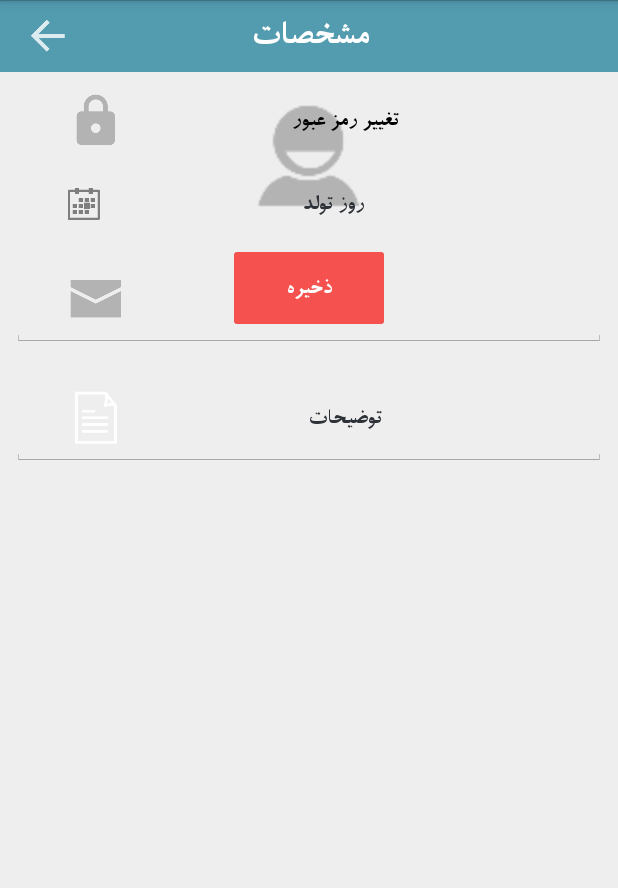
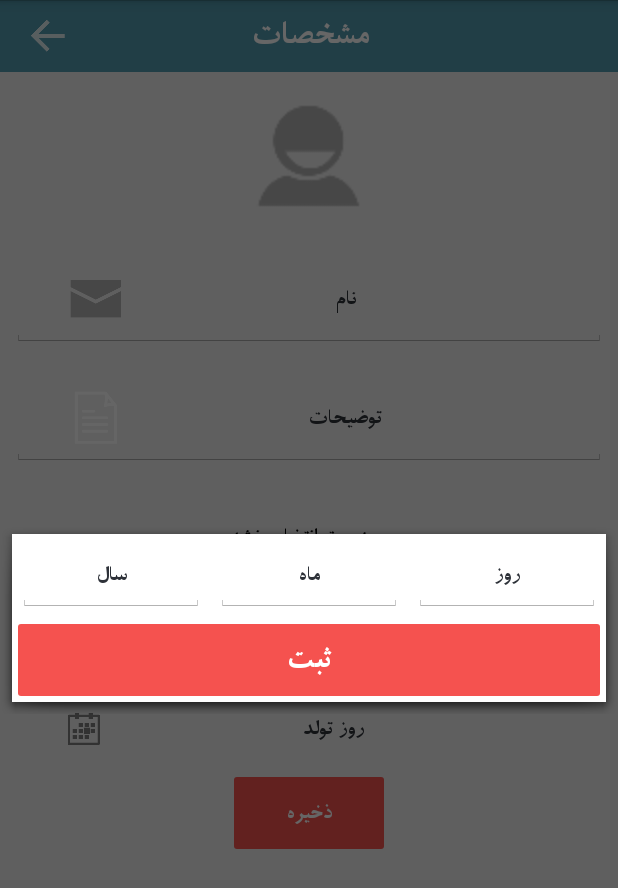
Before and after one commit to A-Kaveh2/SocialBusiness, an Android app: the ActivityUserProfileEdit screen opened directly, with no data from a screen before it, after a tap on an icon or button, on a phone screen of 412 x 824 dp. Shown: the top 888 px of the screen. Run offline under Robolectric (Android 15) with nearby library versions, the light colour scheme and no system bars; 2 other taps on this screen came first.

Commit message:
profile edit fragment -> sex, birthday

```diff
--- a/app/src/main/java/ir/rasen/myapplication/ActivityUserProfileEdit.java
+++ b/app/src/main/java/ir/rasen/myapplication/ActivityUserProfileEdit.java
@@ -2,6 +2,7 @@ package ir.rasen.myapplication;
 
 import android.app.Activity;
 import android.app.AlertDialog;
+import android.app.DatePickerDialog;
 import android.app.Dialog;
 import android.content.Context;
 import android.content.DialogInterface;
@@ -20,11 +21,18 @@ import android.view.animation.Animation;
 import android.view.animation.AnimationSet;
 import android.view.animation.AnimationUtils;
 import android.view.animation.TranslateAnimation;
+import android.widget.AdapterView;
 import android.widget.ArrayAdapter;
+import android.widget.Button;
+import android.widget.DatePicker;
 import android.widget.ImageButton;
+import android.widget.Spinner;
 
 import java.io.File;
+import java.util.ArrayList;
+import java.util.Calendar;
 
+import ir.rasen.myapplication.classes.Business;
 import ir.rasen.myapplication.classes.User;
 import ir.rasen.myapplication.helper.Functions;
 import ir.rasen.myapplication.helper.Image_M;
@@ -44,8 +52,9 @@ public class ActivityUserProfileEdit extends Activity implements WebserviceRespo
     EditTextFont edtName, edtAboutMe;
     ImageButton imbProfilePicture;
     TextViewFont txtBirthDate;
+    Spinner spinnerSex;
     String filePath;
-    User user;
+    User user = new User();
     Context context;
 
     @Override
@@ -61,6 +70,26 @@ public class ActivityUserProfileEdit extends Activity implements WebserviceRespo
         edtAboutMe = (EditTextFont) findViewById(R.id.edt_profile_edit_about_me);
         imbProfilePicture = (ImageButton) findViewById(R.id.btn_profile_edit_picture_set);
         txtBirthDate = (TextViewFont) findViewById(R.id.edt_profile_edit_birthday);
+        spinnerSex = (Spinner) findViewById(R.id.spinner_profile_edit_sex);
+
+        ArrayList<String> sexList = new ArrayList<>();
+        sexList.add(getString(R.string.sex_unknown));
+        sexList.add(getString(R.string.sex_male));
+        sexList.add(getString(R.string.sex_female));
+        ArrayAdapter<String> categoryAdapter = new ArrayAdapter<String>(context, R.layout.layout_item_text, sexList);
+        spinnerSex.setAdapter(categoryAdapter);
+        spinnerSex.setOnItemSelectedListener(new AdapterView.OnItemSelectedListener() {
+            @Override
+            public void onItemSelected(AdapterView<?> adapterView, View view, int i, long l) {
+                // TODO: SET USER'S SEX
+                //user.sex = i;
+            }
+
+            @Override
+            public void onNothingSelected(AdapterView<?> adapterView) {
+
+            }
+        });
 
         // SET ANIMATIONS
         setAnimations();
@@ -122,16 +151,50 @@ public class ActivityUserProfileEdit extends Activity implements WebserviceRespo
     public void changePassword(View view) {
 
         // TODO DISPLAY CHANGE PASSWORD DIALOG
-        user.password = "new password";
+        Dialog dialog = new Dialog(ActivityUserProfileEdit.this, R.style.AppTheme_Dialog);
+        dialog.requestWindowFeature(Window.FEATURE_NO_TITLE);
+        dialog.setContentView(R.layout.layout_change_password);
+        final EditTextFont pass_old = (EditTextFont) dialog.findViewById(R.id.edt_profile_edit_password_old);
+        final EditTextFont pass1 = (EditTextFont) dialog.findViewById(R.id.edt_profile_edit_password_new);
+        final EditTextFont pass2 = (EditTextFont) dialog.findViewById(R.id.edt_profile_edit_password_new2);
+        dialog.findViewById(R.id.btn_profile_edit_password_change).setOnClickListener(new View.OnClickListener() {
+            @Override
+            public void onClick(View view) {
+                if (!user.password.equals(pass_old.getText().toString())) {
+                    pass_old.requestFocus();
+                    pass_old.setError(getString(R.string.err_profile_edit_password_old_incorrect));
+                    return;
+                }
+                if (!pass1.getText().toString().equals(pass2.getText().toString())) {
+                    pass2.requestFocus();
+                    pass2.setError(getString(R.string.enter_same_passwords));
+                    return;
+                }
+                user.password = pass1.getText().toString();
+                Functions.showMessage(context, getString(R.string.password_will_change));
+            }
+        });
+        dialog.show();
     }
 
     // BIRTHDATE TOUCHED
     public void changeBirthDate(View view) {
-
         // TODO DISPLAY CHANGE BIRTHDATE DIALOG
-        user.birthDate = "new birthdate";
+        Dialog dialog = new Dialog(ActivityUserProfileEdit.this, R.style.AppTheme_Dialog);
+        dialog.requestWindowFeature(Window.FEATURE_NO_TITLE);
+        dialog.setContentView(R.layout.layout_change_birthday);
+        final EditTextFont year = (EditTextFont) dialog.findViewById(R.id.edt_profile_edit_birthday_year);
+        final EditTextFont month = (EditTextFont) dialog.findViewById(R.id.edt_profile_edit_birthday_month);
+        final EditTextFont day = (EditTextFont) dialog.findViewById(R.id.edt_profile_edit_birthday_day);
+        dialog.findViewById(R.id.btn_profile_edit_birthday_change).setOnClickListener(new View.OnClickListener() {
+            @Override
+            public void onClick(View view) {
+                user.birthDate = year.getText().toString()+"/"+month.getText().toString()+"/"+day.getText().toString();
+                txtBirthDate.setText(user.birthDate);
+            }
+        });
+        dialog.show();
     }
-
 
     // SAVE TOUCHED
     public void save(View view) {
@@ -149,7 +212,8 @@ public class ActivityUserProfileEdit extends Activity implements WebserviceRespo
         if (filePath != null)
             user.profilePicture = Image_M.getBase64String(filePath);
 
-        //TODO user.sex
+        // TODO SET TO USER'S SEX
+        spinnerSex.setSelection(1);
 
         new UpdateUserProfile(user).execute();
     }
--- a/app/src/main/res/layout/activity_profile_edit.xml
+++ b/app/src/main/res/layout/activity_profile_edit.xml
@@ -37,10 +37,11 @@
         android:layout_below="@+id/rl_profile_actionbar"
         android:background="@color/background" >
 
-        <RelativeLayout
+        <LinearLayout
             android:layout_width="match_parent"
             android:layout_height="wrap_content"
-            android:gravity="center_horizontal" >
+            android:gravity="center_horizontal"
+            android:orientation="vertical">
 
             <ImageButton
                 android:id="@+id/btn_profile_edit_picture_set"
@@ -48,7 +49,6 @@
                 android:layout_height="96dp"
                 android:background="@color/background"
                 android:src="@drawable/ic_edittext_name"
-                android:layout_centerHorizontal="true"
                 android:scaleType="centerCrop"
                 android:layout_margin="8dp"
                 android:onClick="setPicture"/>
@@ -59,13 +59,11 @@
                 android:layout_height="wrap_content"
                 android:hint="@string/name"
                 android:gravity="center"
-                android:layout_centerHorizontal="true"
                 android:paddingLeft="@dimen/activity_horizontal_margin_2x"
                 android:paddingRight="@dimen/activity_horizontal_margin_2x"
                 android:layout_margin="8dp"
                 android:textSize="@dimen/text_size_normal"
                 android:inputType="textEmailAddress"
-                android:layout_below="@+id/btn_profile_edit_picture_set"
                 android:drawableLeft="@drawable/ic_edittext_email" />
 
             <ir.rasen.myapplication.ui.EditTextFont
@@ -74,31 +72,35 @@
                 android:layout_height="wrap_content"
                 android:hint="@string/status"
                 android:gravity="center"
-                android:layout_centerHorizontal="true"
                 android:paddingLeft="@dimen/activity_horizontal_margin_2x"
                 android:paddingRight="@dimen/activity_horizontal_margin_2x"
                 android:layout_margin="8dp"
                 android:textSize="@dimen/text_size_normal"
                 android:inputType="textShortMessage"
                 android:selectAllOnFocus="true"
-                android:layout_below="@+id/edt_profile_edit_name"
                 android:drawableLeft="@drawable/ic_edittext_status" />
+
+            <Spinner
+                android:layout_width="match_parent"
+                android:layout_height="wrap_content"
+                android:id="@+id/spinner_profile_edit_sex"
+                android:layout_gravity="center_horizontal"
+                android:layout_margin="8dp" />
 
             <ir.rasen.myapplication.ui.TextViewFont
                 android:id="@+id/edt_profile_edit_password"
                 android:layout_width="match_parent"
                 android:layout_height="wrap_content"
                 android:gravity="center"
-                android:layout_centerHorizontal="true"
                 android:paddingLeft="@dimen/activity_horizontal_margin_2x"
                 android:paddingRight="@dimen/activity_horizontal_margin_2x"
                 android:layout_margin="8dp"
                 android:textSize="@dimen/text_size_normal"
                 android:selectAllOnFocus="true"
-                android:layout_below="@+id/edt_profile_edit_status"
                 android:drawableLeft="@drawable/ic_edittext_password"
                 android:text="@string/password_change"
-                android:onClick="changePassword"/>
+                android:onClick="changePassword"
+                android:clickable="true"/>
 
             <ir.rasen.myapplication.ui.TextViewFont
                 android:id="@+id/edt_profile_edit_birthday"
@@ -112,18 +114,15 @@
                 android:layout_margin="8dp"
                 android:textSize="@dimen/text_size_normal"
                 android:selectAllOnFocus="true"
-                android:layout_below="@+id/edt_profile_edit_password"
                 android:drawableLeft="@drawable/ic_edittext_date"
-                android:onClick="changeBirthDate"/>
-
-
+                android:onClick="changeBirthDate"
+                android:clickable="true"/>
 
             <ir.rasen.myapplication.ui.ButtonFont
                 android:id="@+id/btn_profile_edit_save"
                 android:layout_width="100dp"
                 android:layout_height="@dimen/button_height"
                 android:gravity="center"
-                android:layout_below="@+id/edt_profile_edit_birthday"
                 android:layout_centerHorizontal="true"
                 android:text="@string/save"
                 android:layout_marginTop="8dp"
@@ -132,7 +131,7 @@
                 android:textSize="@dimen/text_size_normal"
                 android:onClick="save" />
 
-        </RelativeLayout>
+        </LinearLayout>
     </ScrollView>
 
 </RelativeLayout>
--- /dev/null
+++ b/app/src/main/res/layout/layout_change_birthday.xml
@@ -0,0 +1,58 @@
+<?xml version="1.0" encoding="utf-8"?>
+<LinearLayout xmlns:android="http://schemas.android.com/apk/res/android"
+    android:layout_width="wrap_content"
+    android:layout_height="fill_parent"
+    android:orientation="vertical"
+    android:background="@android:color/white" >
+
+    <LinearLayout
+        android:layout_width="match_parent"
+        android:layout_height="wrap_content"
+        android:orientation="horizontal"
+        android:weightSum="3">
+     <ir.rasen.myapplication.ui.EditTextFont
+         android:id="@+id/edt_profile_edit_birthday_year"
+         android:layout_width="0dp"
+         android:layout_height="@dimen/actionbar_height"
+         android:layout_weight="1"
+		android:gravity="center"
+         android:layout_margin="4dp"
+         android:singleLine="true"
+         android:inputType="textPassword"
+         android:hint="@string/time_year"
+         android:textAppearance="@android:style/TextAppearance.Large" />
+    <ir.rasen.myapplication.ui.EditTextFont
+         android:id="@+id/edt_profile_edit_birthday_month"
+        android:layout_width="0dp"
+        android:layout_height="@dimen/actionbar_height"
+        android:layout_weight="1"
+		android:gravity="center"
+         android:layout_margin="4dp"
+         android:singleLine="true"
+         android:inputType="textPassword"
+         android:hint="@string/time_month"
+         android:textAppearance="@android:style/TextAppearance.Large" />
+	<ir.rasen.myapplication.ui.EditTextFont
+    	android:id="@+id/edt_profile_edit_birthday_day"
+        android:layout_width="0dp"
+        android:layout_height="@dimen/actionbar_height"
+        android:layout_weight="1"
+        android:layout_margin="4dp"
+		android:gravity="center"
+        android:singleLine="true"
+         android:inputType="textPassword"
+        android:hint="@string/time_day"
+        android:textAppearance="@android:style/TextAppearance.Large" />
+    </LinearLayout>
+
+	<ir.rasen.myapplication.ui.ButtonFont
+          android:id="@+id/btn_profile_edit_birthday_change"
+          android:layout_width="match_parent"
+          android:layout_height="wrap_content"
+          android:layout_margin="4dp"
+        android:background="@drawable/style_button_on_dark"
+          android:text="@string/submit"
+	android:textColor="@android:color/white"
+	android:textAppearance="@android:style/TextAppearance.Large" />
+
+</LinearLayout>
--- a/app/src/main/res/values/strings.xml
+++ b/app/src/main/res/values/strings.xml
@@ -24,6 +24,10 @@
     <!-- PROFILE -->
     <string name="profile">حساب کاربری</string>
     <string name="profile_edit_profile">ویرایش حساب</string>
+    <string name="old_password">رمز عبور قبلی</string>
+    <string name="new_password">رمز عبور جدید</string>
+    <string name="change_password">تغییر رمز عبور</string>
+    <string name="password_will_change">کلمه ی عبور پس از ذخیره ی تغییرات تغییر خواهد یافت.</string>
 
     <!-- ERRORS -->
     <string name="enter_valid_username">نام کاربری حدأقل 4 حرفی بوده و تنها می تواند از حروف انگلیسی, اعداد, . یا _ تشکیل شود.</string>
@@ -53,6 +57,7 @@
     <string name="err_login_server">خطای برقرار ارتباط با سرور.</string>
     <string name="err_login_password_incorrect">رمز عبور اشتباه است. مجددا سعی نمایید</string>
     <string name="err_login_email_incorrect">چنین آدرس پست الکترونیکی ثبت نشده است. مجددا سعی نمایید</string>
+    <string name="err_profile_edit_password_old_incorrect">رمز عبور صحیح نمی باشد.</string>
 
     <string name="err_execution">Execution Error</string>
     <string name="err_none">None</string>
@@ -248,4 +253,9 @@
     <string name="camera">دوربین</string>
     <string name="gallery">گالری</string>
     <string name="choose_photo">انتخاب تصویر</string>
+
+    <!-- SEX -->
+    <string name="sex_unknown">جنسیت انتخاب نشده</string>
+    <string name="sex_male">مرد</string>
+    <string name="sex_female">زن</string>
 </resources>
```
Also changed, not shown: app/src/main/java/ir/rasen/myapplication/helper/Functions.java (+4 -5 lines), app/src/main/res/layout/layout_change_password.xml (added, +51 -0 lines), 354 other files.
